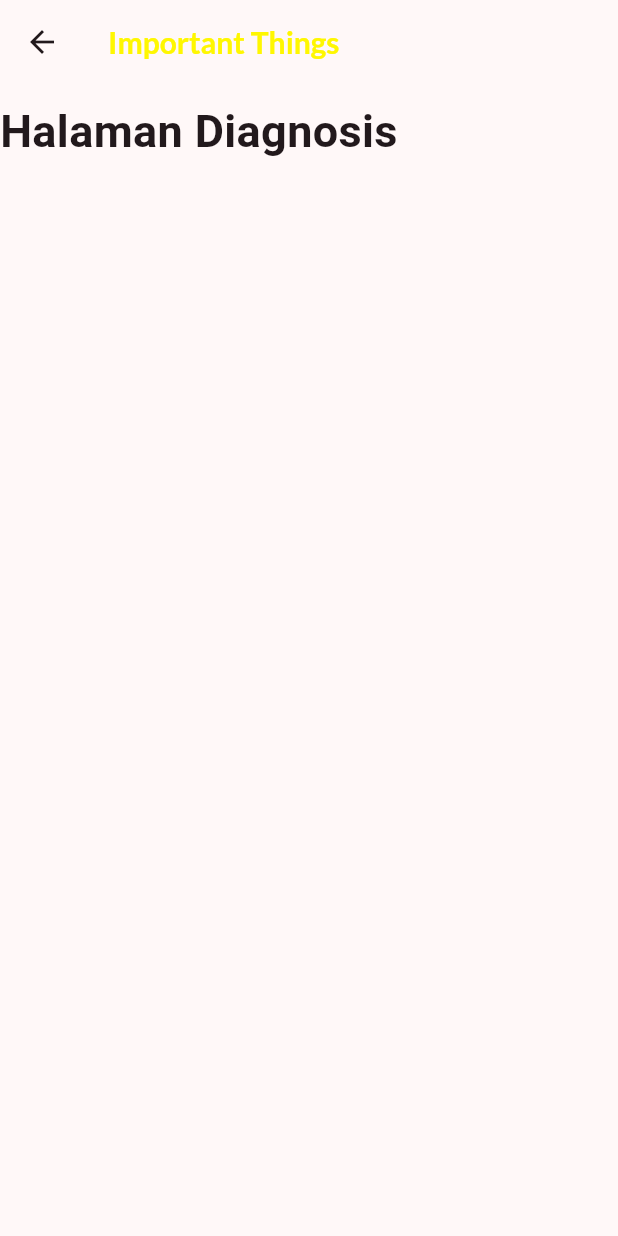
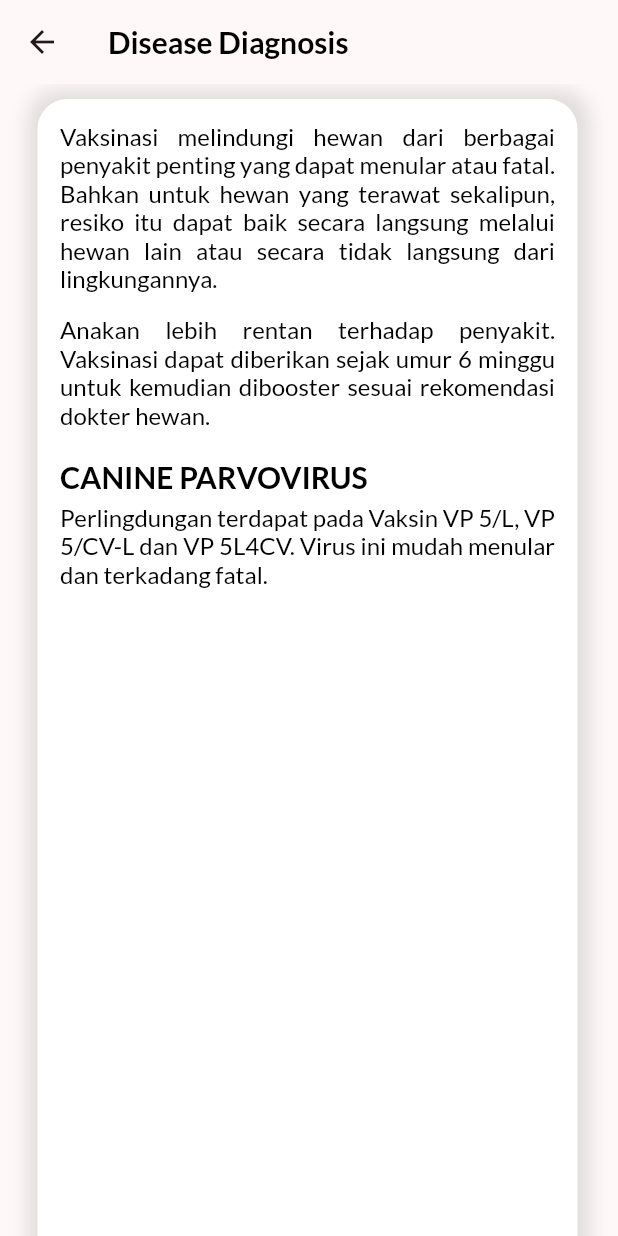
Before and after one commit to Tiarasekarsini/067_AloAnimal, a Flutter app: the Diagnosis screen opened directly, on a phone screen of 412 x 824 dp. Run offline on Flutter 3.47's test engine with Material 2 defaults, Android fonts, the light colour scheme and no system bars; our stand-ins replace cloud_firestore, firebase_auth, firebase_core, fluttertoast, google_fonts, smooth_page_indicator; accounts and stored records are empty.

```diff
--- /dev/null
+++ b/lib/model/diagnosis_model.dart
@@ -0,0 +1,29 @@
+import 'dart:convert';
+
+class DiagnosisModel {
+  String? id;
+  final String namaPenyakit;
+  DiagnosisModel({
+    this.id,
+    required this.namaPenyakit,
+  });
+
+  Map<String, dynamic> toMap() {
+    return {
+      'id': id,
+      'namaPenyakit': namaPenyakit,
+    };
+  }
+
+  factory DiagnosisModel.fromMap(Map<String, dynamic> map) {
+    return DiagnosisModel(
+      id: map['id'],
+      namaPenyakit: map['namaPenyakit'] ?? '',
+    );
+  }
+
+  String toJson() => json.encode(toMap());
+
+  factory DiagnosisModel.fromJson(String source) =>
+      DiagnosisModel.fromMap(json.decode(source));
+}
--- a/lib/view/diagnosis/diagnosis.dart
+++ b/lib/view/diagnosis/diagnosis.dart
@@ -13,22 +13,102 @@ class _DiagnosisState extends State<Diagnosis> {
   Widget build(BuildContext context) {
     return Scaffold(
         appBar: AppBar(
-          title: const Text('Important Things'),
+          title: const Text('Disease Diagnosis'),
           titleTextStyle: GoogleFonts.lato(
             fontSize: 20,
             fontWeight: FontWeight.bold,
-            color: Color.fromARGB(255, 255, 247, 0),
+            color: Colors.black,
           ),
         ),
-        body: SafeArea(
-          child:
-              Column(crossAxisAlignment: CrossAxisAlignment.center, children: [
-            Padding(padding: const EdgeInsets.only(top: 10)),
-            Text(
-              'Halaman Diagnosis',
-              style: TextStyle(fontSize: 30, fontWeight: FontWeight.bold),
-            ),
-          ]),
-        ));
+        body: SingleChildScrollView(
+            child: SafeArea(
+                child: Column(
+                    mainAxisAlignment: MainAxisAlignment.center,
+                    children: [
+              Container(
+                  margin: const EdgeInsets.only(left: 25, right: 25, top: 10),
+                  decoration: BoxDecoration(
+                    color: Colors.white,
+                    borderRadius: BorderRadius.circular(20),
+                    boxShadow: [
+                      BoxShadow(
+                        spreadRadius: 7,
+                        blurRadius: 10,
+                        offset: const Offset(1, 1),
+                        color: Colors.grey.withOpacity(0.3),
+                      ),
+                    ],
+                  ),
+                  padding: const EdgeInsets.all(15),
+                  height: 1300,
+                  width: 360,
+                  child: Column(
+                      crossAxisAlignment: CrossAxisAlignment.start,
+                      children: [
+                        RichText(
+                          textAlign: TextAlign.justify,
+                          text: TextSpan(
+                            style: GoogleFonts.lato(
+                              fontSize: 16,
+                              color: Colors.black,
+                            ),
+                            children: [
+                              TextSpan(
+                                text:
+                                    'Vaksinasi melindungi hewan dari berbagai penyakit penting yang dapat menular atau fatal. Bahkan untuk hewan yang terawat sekalipun, resiko itu dapat baik secara langsung melalui hewan lain atau secara tidak langsung dari lingkungannya.',
+                              ),
+                            ],
+                          ),
+                        ),
+                        const SizedBox(height: 15),
+                        RichText(
+                          textAlign: TextAlign.justify,
+                          text: TextSpan(
+                            style: GoogleFonts.lato(
+                              fontSize: 16,
+                              color: Colors.black,
+                            ),
+                            children: [
+                              TextSpan(
+                                text:
+                                    'Anakan lebih rentan terhadap penyakit. Vaksinasi dapat diberikan sejak umur 6 minggu untuk kemudian dibooster sesuai rekomendasi dokter hewan.',
+                              ),
+                            ],
+                          ),
+                        ),
+                        const SizedBox(height: 20),
+                        RichText(
+                          textAlign: TextAlign.justify,
+                          text: TextSpan(
+                            style: GoogleFonts.lato(
+                              fontSize: 20,
+                              fontWeight: FontWeight.bold,
+                              color: Colors.black,
+                            ),
+                            children: [
+                              TextSpan(
+                                text: 'CANINE PARVOVIRUS',
+                              ),
+                            ],
+                          ),
+                        ),
+                        const SizedBox(height: 5),
+                        RichText(
+                          textAlign: TextAlign.justify,
+                          text: TextSpan(
+                            style: GoogleFonts.lato(
+                              fontSize: 16,
+                              color: Colors.black,
+                            ),
+                            children: [
+                              TextSpan(
+                                text:
+                                    'Perlingdungan terdapat pada Vaksin VP 5/L, VP 5/CV-L dan VP 5L4CV. Virus ini mudah menular dan terkadang fatal.',
+                              ),
+                            ],
+                          ),
+                        ),
+                      ]))
+            ]))));
   }
 }
```
